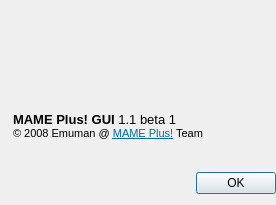
svn2github/mameplus, file trunk/qtui/about.ui: the form before one commit.
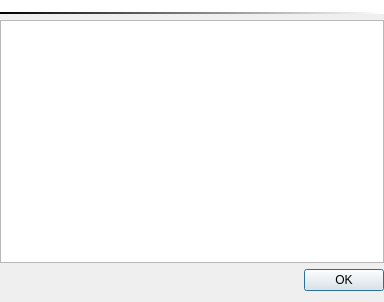
The form after the commit. Icons and pictures are not drawn.

Diff of the .ui file:
```diff
--- a/trunk/qtui/about.ui
+++ b/trunk/qtui/about.ui
@@ -5,8 +5,8 @@
    <rect>
     <x>0</x>
     <y>0</y>
-    <width>276</width>
-    <height>205</height>
+    <width>384</width>
+    <height>302</height>
    </rect>
   </property>
   <property name="windowTitle" >
@@ -27,7 +27,8 @@
      <item>
       <widget class="QLabel" name="lblLogo" >
        <property name="styleSheet" >
-        <string notr="true" >border-bottom-width:2px;
+        <string notr="true" >background-color:white;
+border-bottom-width:2px;
 border-bottom-style: solid;
 border-bottom-color: qlineargradient(spread:pad, x1:0, y1:0, x2:1, y2:0, stop:0 rgba(0, 0, 0, 255), stop:1 rgba(255, 255, 255, 255));</string>
        </property>
@@ -40,21 +41,7 @@
       </widget>
      </item>
      <item>
-      <widget class="QLabel" name="label_2" >
-       <property name="styleSheet" >
-        <string notr="true" >padding: 0 10px;</string>
-       </property>
-       <property name="text" >
-        <string>&lt;!DOCTYPE HTML PUBLIC "-//W3C//DTD HTML 4.0//EN" "http://www.w3.org/TR/REC-html40/strict.dtd">
-&lt;html>&lt;head>&lt;meta name="qrichtext" content="1" />&lt;style type="text/css">
-p, li { white-space: pre-wrap; }
-&lt;/style>&lt;/head>&lt;body style=" font-family:'MS Shell Dlg 2'; font-size:8.25pt; font-weight:400; font-style:normal;">
-&lt;p style=" margin-top:0px; margin-bottom:0px; margin-left:0px; margin-right:0px; -qt-block-indent:0; text-indent:0px; font-size:8pt;">&lt;span style=" font-size:10pt; font-weight:600;">MAME Plus! GUI &lt;/span>&lt;span style=" font-size:10pt;">1.1 beta 1&lt;/span>&lt;/p>
-&lt;p style=" margin-top:0px; margin-bottom:0px; margin-left:0px; margin-right:0px; -qt-block-indent:0; text-indent:0px; font-size:8pt;">© 2008 Emuman @ &lt;a href="http://mameicons.free.fr/mame32p/">&lt;span style=" text-decoration: underline; color:#006d9f;">MAME Plus!&lt;/span>&lt;/a> Team&lt;/p>&lt;/body>&lt;/html></string>
-       </property>
-       <property name="scaledContents" >
-        <bool>false</bool>
-       </property>
+      <widget class="QTextBrowser" name="tbVersion" >
        <property name="openExternalLinks" >
         <bool>true</bool>
        </property>
```
